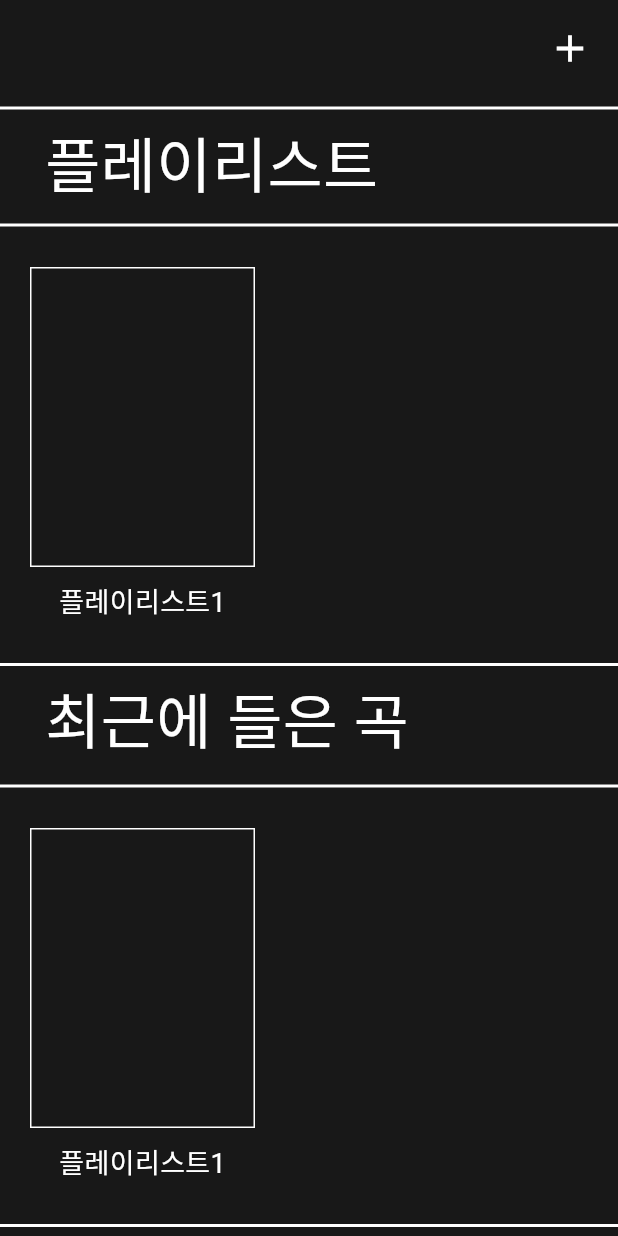
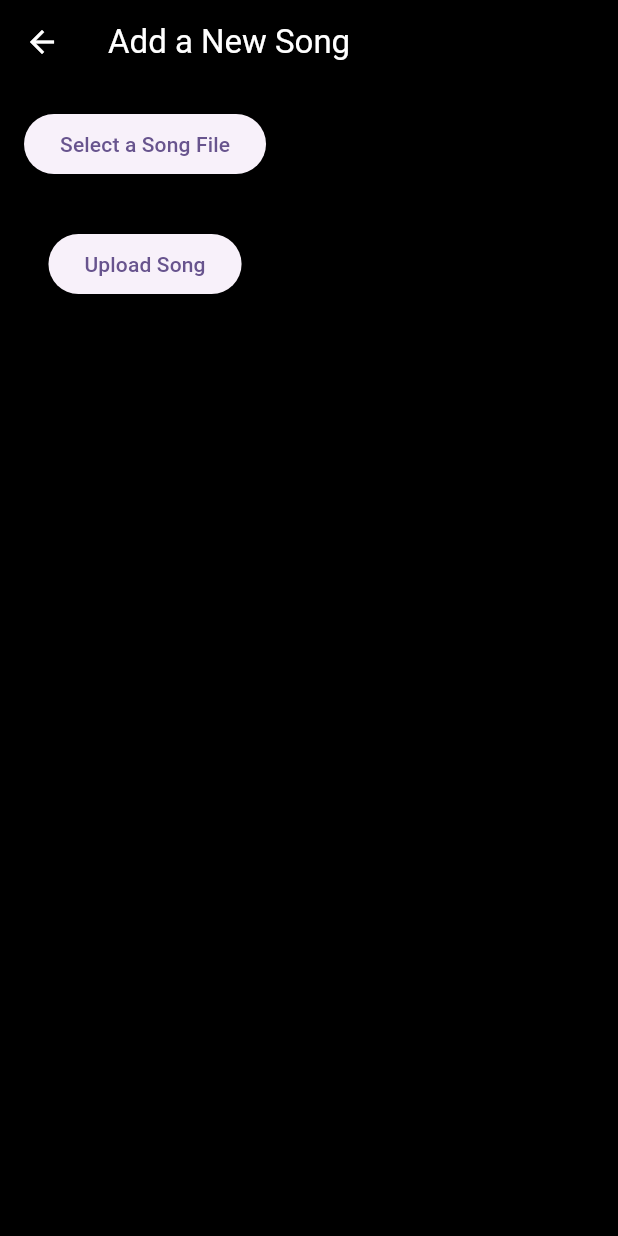
Before and after one commit to SungminPark1997/break-point, a Flutter app: the screen it shows after launch, after a tap on the "add" icon, on a phone screen of 412 x 824 dp. Run offline on Flutter 3.47's test engine with Material 3 defaults, Android fonts, the phone set to English and light mode, and no system bars; our stand-ins replace file_picker.

Commit message:
add song widget

```diff
--- /dev/null
+++ b/lib/widgets/add_song.dart
@@ -0,0 +1,97 @@
+import 'dart:io' as io;
+import 'dart:typed_data';
+
+import 'package:flutter/foundation.dart' show kIsWeb;
+import 'package:flutter/material.dart';
+import 'package:http/http.dart' as http;
+import 'package:file_picker/file_picker.dart';
+
+class AddSong extends StatefulWidget {
+  const AddSong({super.key});
+
+  @override
+  _AddSongState createState() => _AddSongState();
+}
+
+class _AddSongState extends State<AddSong> {
+  io.File? _selectedFile;
+
+  Future<void> _pickFile() async {
+    // 모바일 및 데스크톱 환경에서 파일 선택
+    final result = await FilePicker.platform.pickFiles(
+      type: FileType.custom,
+      allowedExtensions: ['mp3', 'wav', 'm4a'],
+    );
+
+    if (result != null && result.files.isNotEmpty) {
+      setState(() {
+        _selectedFile = io.File(result.files.single.path!);
+      });
+    }
+  }
+
+  Future<void> _uploadFile() async {
+    if (_selectedFile == null) return;
+
+    final request = http.MultipartRequest(
+      'POST',
+      Uri.parse('https://your-server.com/upload'),
+    );
+
+    request.files.add(await http.MultipartFile.fromPath(
+      'file',
+      _selectedFile!.path,
+    ));
+
+    final response = await request.send();
+
+    if (response.statusCode == 200) {
+      ScaffoldMessenger.of(context).showSnackBar(
+        const SnackBar(content: Text('File uploaded successfully')),
+      );
+    } else {
+      ScaffoldMessenger.of(context).showSnackBar(
+        const SnackBar(content: Text('File upload failed')),
+      );
+    }
+  }
+
+  @override
+  Widget build(BuildContext context) {
+    return Scaffold(
+      appBar: AppBar(
+        title: const Text(
+          'Add a New Song',
+          style: TextStyle(color: Colors.white),
+        ),
+        backgroundColor: Colors.black,
+        iconTheme: const IconThemeData(
+          color: Colors.white, // 화살표 색상을 하얀색으로 설정
+        ),
+      ),
+      backgroundColor: Colors.black,
+      body: Padding(
+        padding: const EdgeInsets.all(16.0),
+        child: Column(
+          children: [
+            ElevatedButton(
+              onPressed: _pickFile,
+              child: const Text('Select a Song File'),
+            ),
+            const SizedBox(height: 16.0),
+            if (!kIsWeb && _selectedFile != null)
+              Text(
+                'Selected file: ${_selectedFile!.path.split('/').last}',
+                style: const TextStyle(color: Colors.white),
+              ),
+            const SizedBox(height: 16.0),
+            ElevatedButton(
+              onPressed: _uploadFile,
+              child: const Text('Upload Song'),
+            ),
+          ],
+        ),
+      ),
+    );
+  }
+}
--- /dev/null
+++ b/lib/widgets/common.dart
@@ -0,0 +1,3 @@
+// common.dart
+
+export 'mobile_add_song.dart' if (dart.library.html) 'web_add_song.dart';
--- a/lib/widgets/header.dart
+++ b/lib/widgets/header.dart
@@ -1,3 +1,4 @@
+import 'package:breakpoint/widgets/add_song.dart';
 import 'package:flutter/material.dart';
 
 class HeaderWidget extends StatelessWidget {
@@ -12,7 +13,10 @@ class HeaderWidget extends StatelessWidget {
           padding: const EdgeInsets.all(8.0),
           child: IconButton(
             onPressed: () {
-              // 버튼이 눌렸을 때 실행할 동작
+              Navigator.push(
+                context,
+                MaterialPageRoute(builder: (context) => const AddSong()),
+              );
             },
             icon: const Icon(
               Icons.add,
--- /dev/null
+++ b/lib/widgets/mobile_add_song.dart
@@ -0,0 +1,27 @@
+import 'dart:io' as io;
+import 'package:file_picker/file_picker.dart';
+import 'package:http/http.dart' as http;
+
+Future<io.File?> pickFileMobile() async {
+  final result = await FilePicker.platform.pickFiles(
+    type: FileType.custom,
+    allowedExtensions: ['mp3', 'wav', 'm4a'],
+  );
+
+  if (result != null && result.files.isNotEmpty) {
+    return io.File(result.files.single.path!);
+  }
+  return null;
+}
+
+Future<bool> uploadFileMobile(io.File file) async {
+  final request = http.MultipartRequest(
+    'POST',
+    Uri.parse('https://your-server.com/upload'),
+  );
+
+  request.files.add(await http.MultipartFile.fromPath('file', file.path));
+  final response = await request.send();
+
+  return response.statusCode == 200;
+}
```
Also changed, not shown: pubspec.yaml (+4 -17 lines).
